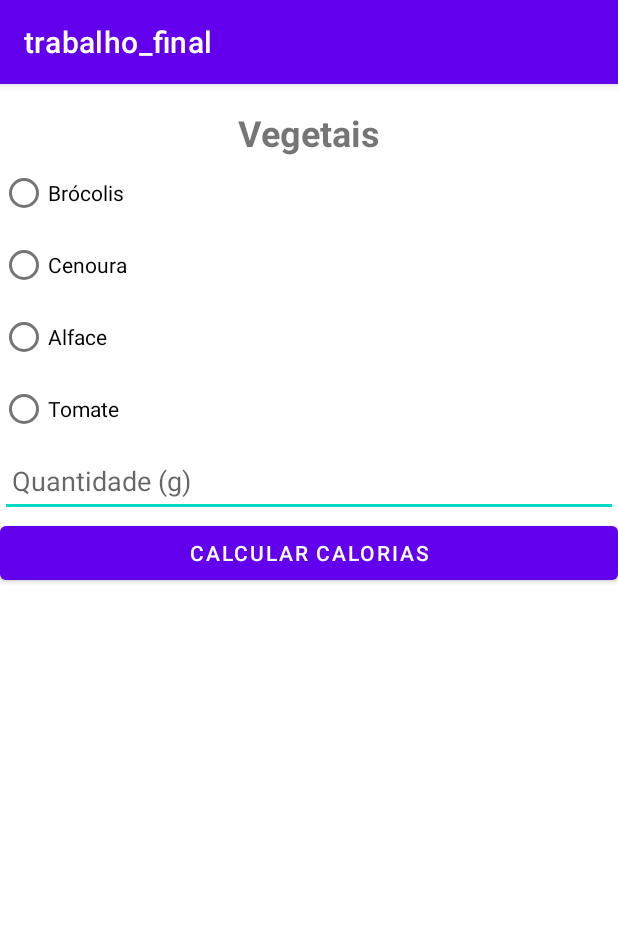
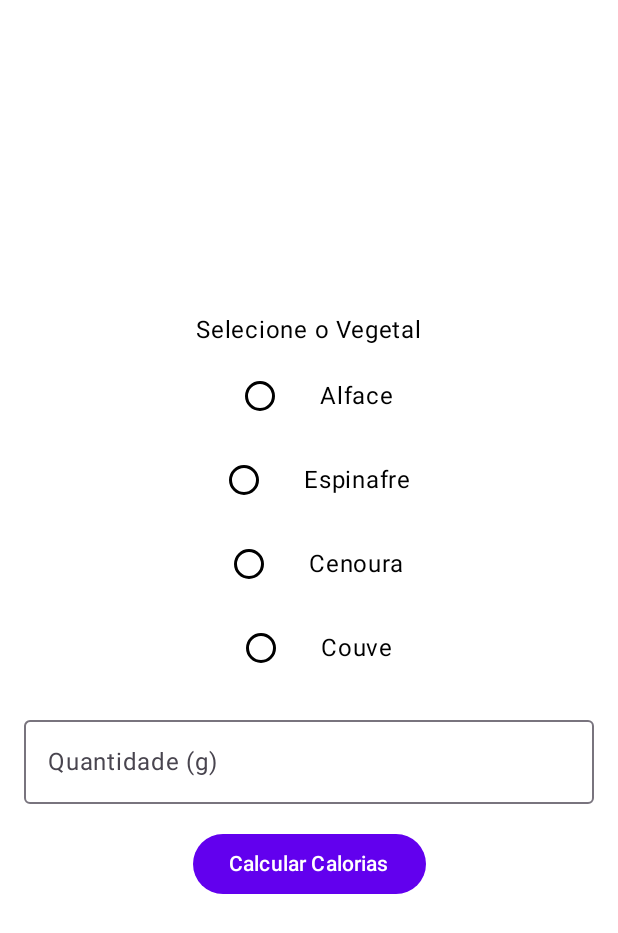
Before and after one commit to Rodrigo261/trabalho_final, an Android app built with Jetpack Compose: the VegetaisActivity screen opened directly, with no data from a screen before it, on a phone screen of 412 x 824 dp. Shown: the top 933 px of the screen. Run offline under Robolectric (Android 15) with nearby library versions, the phone set to English and light mode, and no system bars.

Commit message:
alteraçoes no VegetaisScreen

```diff
--- /dev/null
+++ b/app/src/main/java/VegetaisScrenn.kt
@@ -0,0 +1,100 @@
+package com.example.trabalho_final
+
+import androidx.compose.foundation.layout.*
+import androidx.compose.material3.*
+import androidx.compose.runtime.*
+import androidx.compose.runtime.saveable.rememberSaveable
+import androidx.compose.ui.Alignment
+import androidx.compose.ui.Modifier
+import androidx.compose.ui.platform.LocalContext
+import androidx.compose.ui.unit.dp
+
+@Composable
+fun VegetaisScreen() {
+    var vegetal by rememberSaveable { mutableStateOf("") }
+    var quantidade by rememberSaveable { mutableStateOf("") }
+    var totalCalorias by rememberSaveable { mutableStateOf(0) }
+    var showResult by rememberSaveable { mutableStateOf(false) }
+
+
+    val vegetais = listOf(
+        "Alface",
+        "Espinafre",
+        "Cenoura",
+        "Couve"
+    )
+
+    val context = LocalContext.current
+
+    Column(
+        modifier = Modifier
+            .fillMaxSize()
+            .padding(16.dp),
+        horizontalAlignment = Alignment.CenterHorizontally,
+        verticalArrangement = Arrangement.Center
+    ) {
+
+        Text(text = "Selecione o Vegetal")
+        Spacer(modifier = Modifier.height(8.dp))
+
+
+        vegetais.forEach { option ->
+            Row(verticalAlignment = Alignment.CenterVertically) {
+                RadioButton(
+                    selected = vegetal == option,
+                    onClick = { vegetal = option },
+                    colors = RadioButtonDefaults.colors(
+                        selectedColor = MaterialTheme.colorScheme.primary,
+                        unselectedColor = MaterialTheme.colorScheme.onSurface
+                    ),
+                    modifier = Modifier.padding(end = 16.dp)
+                )
+                Text(text = option)
+            }
+            Spacer(modifier = Modifier.height(8.dp))
+        }
+
+        Spacer(modifier = Modifier.height(8.dp))
+
+        OutlinedTextField(
+            value = quantidade,
+            onValueChange = { quantidade = it },
+            label = { Text("Quantidade (g)") },
+            modifier = Modifier.fillMaxWidth()
+        )
+
+        Spacer(modifier = Modifier.height(16.dp))
+
+        Button(onClick = {
+
+            val calorias = atualizarCaloriasVegetal(vegetal, quantidade)
+            totalCalorias = calorias
+            showResult = true
+        }) {
+            Text(text = "Calcular Calorias")
+        }
+
+        Spacer(modifier = Modifier.height(16.dp))
+
+
+        if (showResult) {
+            Text(text = "Total de calorias consumidas: $totalCalorias cal")
+        }
+    }
+}
+
+fun calcularCaloriasPorGramaVegetal(vegetal: String): Float {
+    return when (vegetal) {
+        "Alface" -> 0.17f
+        "Espinafre" -> 0.23f
+        "Cenoura" -> 0.41f
+        "Couve" -> 0.35f
+        else -> 0f
+    }
+}
+
+fun atualizarCaloriasVegetal(vegetal: String, quantidade: String): Int {
+    val quantidadeGramas = quantidade.toIntOrNull() ?: 0
+    val caloriasPorGrama = calcularCaloriasPorGramaVegetal(vegetal)
+    return (quantidadeGramas * caloriasPorGrama).toInt()
+}
--- a/app/src/main/java/com/example/trabalho_final/VegetaisActivity.kt
+++ b/app/src/main/java/com/example/trabalho_final/VegetaisActivity.kt
@@ -1,42 +1,34 @@
 package com.example.trabalho_final
 
+
 import android.os.Bundle
-import android.widget.*
-import androidx.appcompat.app.AppCompatActivity
+import androidx.activity.ComponentActivity
+import androidx.activity.compose.setContent
+import androidx.compose.foundation.layout.fillMaxSize
+import androidx.compose.foundation.layout.padding
+import androidx.compose.foundation.layout.Column
+import androidx.compose.foundation.layout.Spacer
+import androidx.compose.foundation.layout.height
+import androidx.compose.material3.Surface
+import androidx.compose.material3.Text
+import androidx.compose.runtime.Composable
+import androidx.compose.ui.Alignment
+import androidx.compose.ui.Modifier
+import androidx.compose.ui.unit.dp
+import com.example.trabalho_final.ui.theme.TrabalhoFinalTheme
 
-class VegetaisActivity : AppCompatActivity() {
-
+class VegetaisActivity: ComponentActivity() {
     override fun onCreate(savedInstanceState: Bundle?) {
         super.onCreate(savedInstanceState)
-        setContentView(R.layout.activity_vegetais)
-
-        val rgVegetais = findViewById<RadioGroup>(R.id.rg_vegetais)
-        val etQuantidade = findViewById<EditText>(R.id.et_quantidade)
-        val btnCalcular = findViewById<Button>(R.id.btn_calcular)
-        val tvResultado = findViewById<TextView>(R.id.tv_resultado)
-
-        btnCalcular.setOnClickListener {
-            val quantidadeStr = etQuantidade.text.toString()
-
-            if (quantidadeStr.isEmpty()) {
-                Toast.makeText(this, "Por favor, insira a quantidade", Toast.LENGTH_SHORT).show()
-                return@setOnClickListener
+        setContent {
+            TrabalhoFinalTheme {
+                Surface(
+                    modifier = Modifier.fillMaxSize(),
+                    content = {
+                        VegetaisScreen()
+                    }
+                )
             }
-
-            val quantidade = quantidadeStr.toInt()
-            val calorias = when (rgVegetais.checkedRadioButtonId) {
-                R.id.rb_brocolis -> calcularCalorias(quantidade, 34)
-                R.id.rb_cenoura -> calcularCalorias(quantidade, 41)
-                R.id.rb_alface -> calcularCalorias(quantidade, 15)
-                R.id.rb_tomate -> calcularCalorias(quantidade, 18)
-                else -> 0
-            }
-
-            tvResultado.text = "Calorias: $calorias kcal"
         }
     }
-
-    private fun calcularCalorias(quantidade: Int, caloriasPor100g: Int): Int {
-        return (quantidade * caloriasPor100g) / 100
-    }
 }
```
